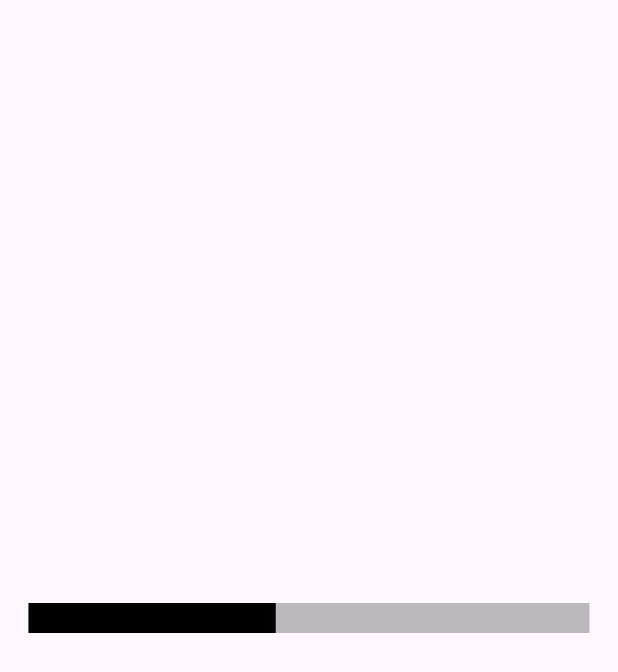
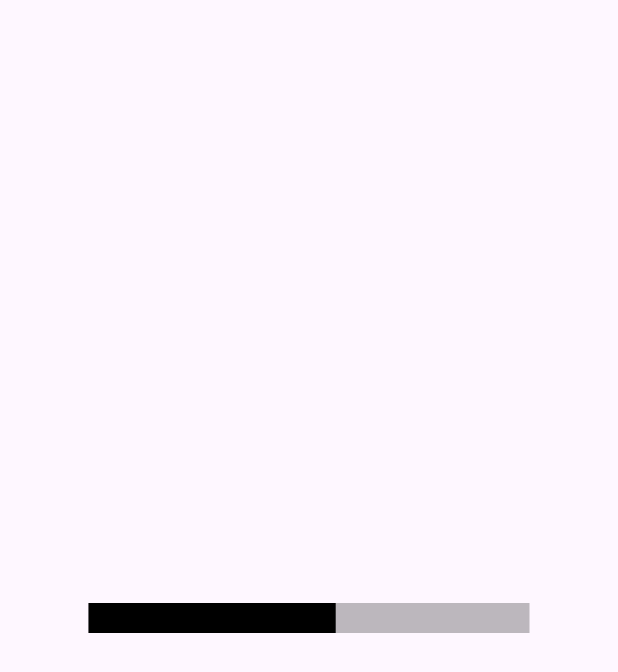
Before and after one commit to NicosNicolaou16/percentages_with_animation, a Flutter app: the screen it shows after launch, on a phone screen of 412 x 824 dp. Shown: the top 672 px of the screen. Run offline on Flutter 3.47's test engine with Material 3 defaults, Android fonts, the phone set to English and light mode, and no system bars.

Commit message:
more customazation

```diff
--- a/example/lib/main.dart
+++ b/example/lib/main.dart
@@ -38,7 +38,7 @@ class _MyHomePageState extends State<MyHomePage> {
         mainAxisAlignment: MainAxisAlignment.center,
         children: <Widget>[
           Padding(
-            padding: const EdgeInsets.all(19.0),
+            padding: const EdgeInsets.all(59.0),
             child: LinearPercentage(
               currentPercentage: 10,
               maxPercentage: 100,
--- a/lib/src/linear_percentage.dart
+++ b/lib/src/linear_percentage.dart
@@ -24,8 +24,7 @@ class LinearPercentage extends StatelessWidget {
   Widget build(BuildContext context) {
     double x = MediaQuery.of(context).size.width;
     double percent = (40 / 100) * x;
-    return Center(
-      child: Stack(
+    return Stack(
       children: [
         Container(
           width: x,
@@ -48,7 +47,6 @@ class LinearPercentage extends StatelessWidget {
           ),
         ),
       ],
-      ),
     );
   }
 }
```
Lines whose indentation alone changed are shown as unchanged.
